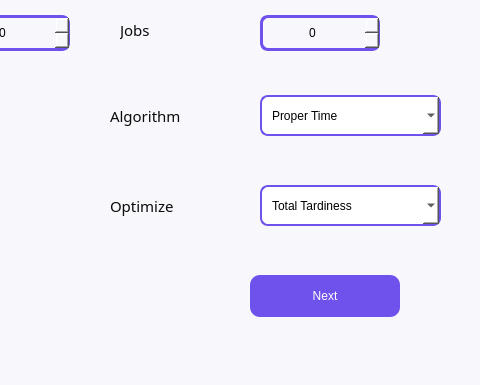
Before: the Qt Designer form src/screens/ui/StartScreen.ui in xaeon7/Flow-Shop-Scheduling, drawn with Qt 5; both pictures show x 320 to 800 and y 215 to 600 of the 800 by 600 pixel window.
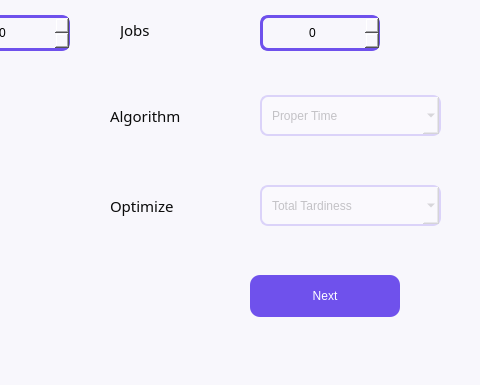
After: the same form once the commit is applied. Icons and pictures are not drawn.

Commit message: Fix Dropdown visibility

The edit to the form file:
```diff
--- a/src/screens/ui/StartScreen.ui
+++ b/src/screens/ui/StartScreen.ui
@@ -28,7 +28,7 @@
      </rect>
     </property>
     <property name="styleSheet">
-     <string notr="true">background-color:#F8F7FC;</string>
+     <string notr="true">background-color:rgb(248, 247, 252);</string>
     </property>
     <widget class="QLabel" name="label">
      <property name="geometry">
@@ -627,6 +627,40 @@
       <string>Delay</string>
      </property>
     </widget>
+    <widget class="QLabel" name="algorithmDisable">
+     <property name="geometry">
+      <rect>
+       <x>560</x>
+       <y>300</y>
+       <width>211</width>
+       <height>61</height>
+      </rect>
+     </property>
+     <property name="styleSheet">
+      <string notr="true">background-color: rgba(248, 247, 252, 200)
+</string>
+     </property>
+     <property name="text">
+      <string/>
+     </property>
+    </widget>
+    <widget class="QLabel" name="optimizeDisable">
+     <property name="geometry">
+      <rect>
+       <x>560</x>
+       <y>390</y>
+       <width>211</width>
+       <height>61</height>
+      </rect>
+     </property>
+     <property name="styleSheet">
+      <string notr="true">background-color: rgba(248, 247, 252, 200)
+</string>
+     </property>
+     <property name="text">
+      <string/>
+     </property>
+    </widget>
     <zorder>label</zorder>
     <zorder>continueButton</zorder>
     <zorder>label_2</zorder>
@@ -643,6 +677,8 @@
     <zorder>label_7</zorder>
     <zorder>preparation</zorder>
     <zorder>delay</zorder>
+    <zorder>algorithmDisable</zorder>
+    <zorder>optimizeDisable</zorder>
    </widget>
   </widget>
  </widget>
```
Left out of the diff: 4 changed lines with no effect on the pictures. The commit also changes 1 other file.
